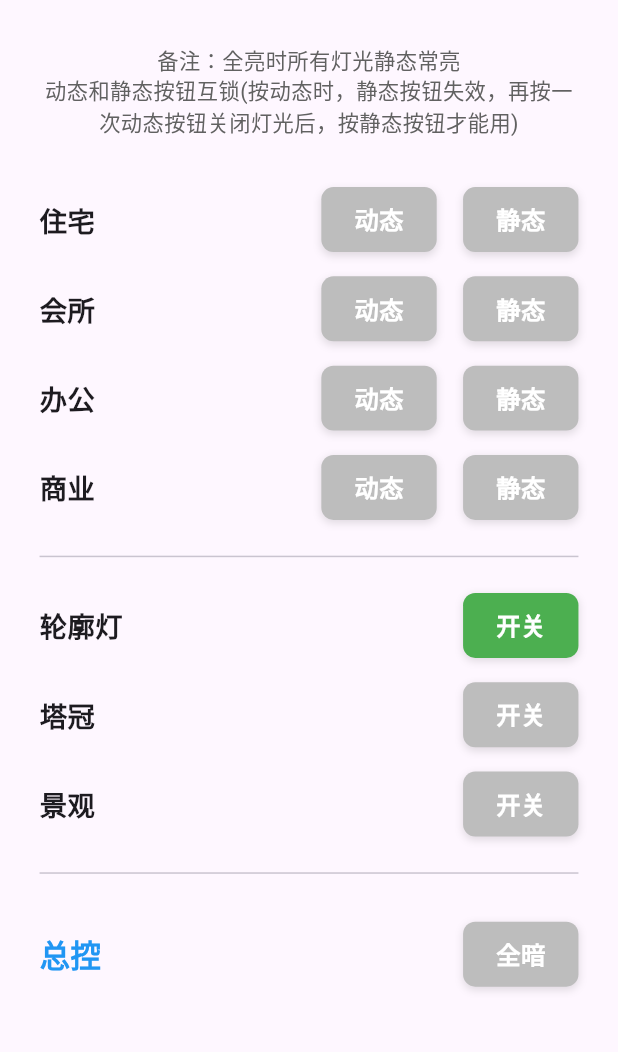
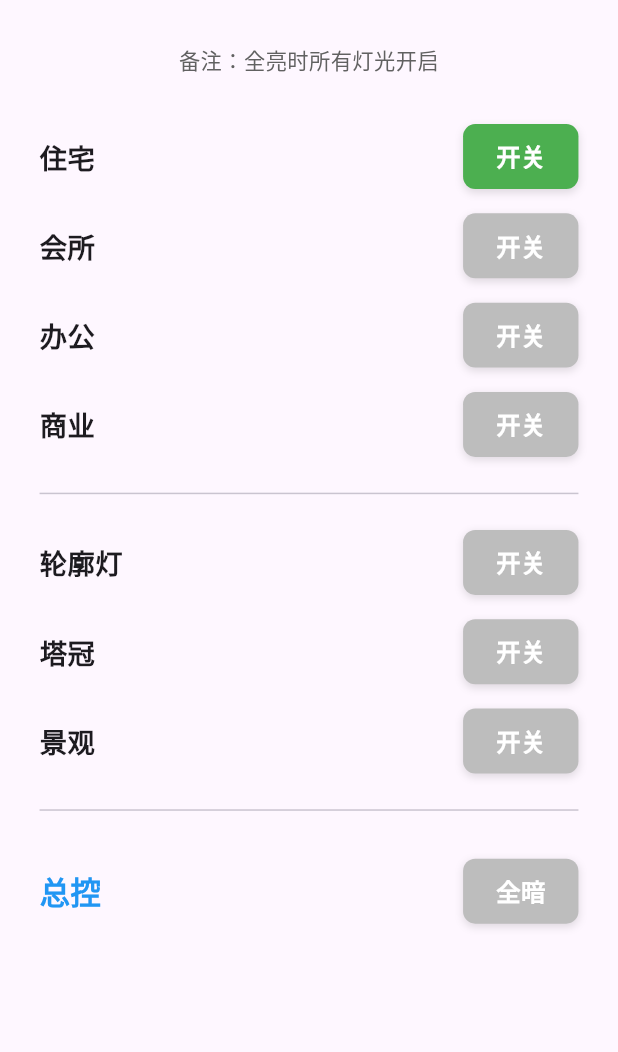
Before and after one commit to c3812600/Models_liupei, a Flutter app: the screen it shows after launch, after a tap on "开关", on a phone screen of 412 x 824 dp, the part 63-1115 px from its top. Run offline on Flutter 3.47's test engine with Material 3 defaults, Android fonts, the phone set to English and light mode, and no system bars; our stand-ins replace flutter_screenutil.

```diff
--- a/sand_table_control/lib/config/hex_config.dart
+++ b/sand_table_control/lib/config/hex_config.dart
@@ -2,7 +2,7 @@
 /// 用户可以在此修改各个按钮发送的指令内容
 class HexConfig {
   // IP 和端口配置
-  static const String serverIp = '192.168.10.1';
+  static const String serverIp = '192.168.18.119';
   static const int serverPort = 60001;
 
   // 心跳包配置（如果需要）
@@ -12,28 +12,20 @@ class HexConfig {
   // 建议将十六进制字符串格式统一为带空格的格式，如 "AA BB 01"
   static const Map<String, String> commands = {
     // ============ 住宅 ============
-    'residential_dynamic_on': 'AA 01 01 01',
-    'residential_dynamic_off': 'AA 01 01 00',
-    'residential_static_on': 'AA 01 02 01',
-    'residential_static_off': 'AA 01 02 00',
+    'residential_on': 'AA 01 01 01',
+    'residential_off': 'AA 01 01 00',
 
     // ============ 会所 ============
-    'clubhouse_dynamic_on': 'AA 02 01 01',
-    'clubhouse_dynamic_off': 'AA 02 01 00',
-    'clubhouse_static_on': 'AA 02 02 01',
-    'clubhouse_static_off': 'AA 02 02 00',
+    'clubhouse_on': 'AA 02 01 01',
+    'clubhouse_off': 'AA 02 01 00',
 
     // ============ 办公 ============
-    'office_dynamic_on': 'AA 03 01 01',
-    'office_dynamic_off': 'AA 03 01 00',
-    'office_static_on': 'AA 03 02 01',
-    'office_static_off': 'AA 03 02 00',
+    'office_on': 'AA 03 01 01',
+    'office_off': 'AA 03 01 00',
 
     // ============ 商业 ============
-    'commercial_dynamic_on': 'AA 04 01 01',
-    'commercial_dynamic_off': 'AA 04 01 00',
-    'commercial_static_on': 'AA 04 02 01',
-    'commercial_static_off': 'AA 04 02 00',
+    'commercial_on': 'AA 04 01 01',
+    'commercial_off': 'AA 04 01 00',
 
     // ============ 轮廓灯 ============
     'outline_light_on': 'AA 05 00 01',
--- a/sand_table_control/lib/providers/sand_table_provider.dart
+++ b/sand_table_control/lib/providers/sand_table_provider.dart
@@ -1,28 +1,16 @@
 import 'package:flutter/foundation.dart';
 import '../services/tcp_service.dart';
-
-/// 表示一个具有动态/静态互锁逻辑的控制行
-class DoubleSwitchState {
-  bool isDynamicOn;
-  bool isStaticOn;
-
-  DoubleSwitchState({this.isDynamicOn = false, this.isStaticOn = false});
-}
 
 /// 沙盘控制状态管理
 class SandTableProvider extends ChangeNotifier {
   final TcpService _tcpService;
 
-  // 各模块的状态 (动态和静态)
-  final Map<String, DoubleSwitchState> doubleSwitches = {
-    'residential': DoubleSwitchState(),
-    'clubhouse': DoubleSwitchState(),
-    'office': DoubleSwitchState(),
-    'commercial': DoubleSwitchState(),
-  };
-
-  // 单开关模块的状态
-  final Map<String, bool> singleSwitches = {
+  // 各模块的开关状态
+  final Map<String, bool> switches = {
+    'residential': false,
+    'clubhouse': false,
+    'office': false,
+    'commercial': false,
     'outline_light': false,
     'tower_crown': false,
     'landscape': false,
@@ -33,52 +21,14 @@ class SandTableProvider extends ChangeNotifier {
 
   SandTableProvider(this._tcpService);
 
-  /// 切换动态按钮状态
-  void toggleDynamic(String key) {
-    final state = doubleSwitches[key];
-    if (state == null) return;
+  /// 切换按钮状态
+  void toggleSwitch(String key) {
+    if (!switches.containsKey(key)) return;
 
-    // 如果静态已开启，动态是否失效？(根据"互锁"逻辑，互为失效)
-    if (state.isStaticOn) return;
-
-    state.isDynamicOn = !state.isDynamicOn;
+    switches[key] = !switches[key]!;
 
     // 发送对应指令
-    final commandKey = '${key}_dynamic_${state.isDynamicOn ? 'on' : 'off'}';
-    _tcpService.sendHexCommand(commandKey);
-
-    // 状态改变，如果全亮状态被破坏，则取消全亮标识
-    _checkAllOnState();
-    notifyListeners();
-  }
-
-  /// 切换静态按钮状态
-  void toggleStatic(String key) {
-    final state = doubleSwitches[key];
-    if (state == null) return;
-
-    // 根据需求：按动态时静态按钮失效
-    if (state.isDynamicOn) return;
-
-    state.isStaticOn = !state.isStaticOn;
-
-    // 发送对应指令
-    final commandKey = '${key}_static_${state.isStaticOn ? 'on' : 'off'}';
-    _tcpService.sendHexCommand(commandKey);
-
-    // 状态改变，如果全亮状态被破坏，则取消全亮标识
-    _checkAllOnState();
-    notifyListeners();
-  }
-
-  /// 切换单开关按钮状态
-  void toggleSingle(String key) {
-    if (!singleSwitches.containsKey(key)) return;
-
-    singleSwitches[key] = !singleSwitches[key]!;
-
-    // 发送对应指令
-    final commandKey = '${key}_${singleSwitches[key]! ? 'on' : 'off'}';
+    final commandKey = '${key}_${switches[key]! ? 'on' : 'off'}';
     _tcpService.sendHexCommand(commandKey);
 
     // 状态改变，如果全亮状态被破坏，则取消全亮标识
@@ -91,25 +41,16 @@ class SandTableProvider extends ChangeNotifier {
     isAllOn = !isAllOn;
 
     if (isAllOn) {
-      // 备注：全亮时所有灯光静态常亮
-      // 更新所有 UI 状态为静态开启，动态关闭，单开关全开
-      doubleSwitches.forEach((key, state) {
-        state.isDynamicOn = false;
-        state.isStaticOn = true;
-      });
-      singleSwitches.forEach((key, value) {
-        singleSwitches[key] = true;
+      // 备注：全亮时所有灯光开启
+      switches.forEach((key, value) {
+        switches[key] = true;
       });
 
       _tcpService.sendHexCommand('main_all_on');
     } else {
       // 全暗
-      doubleSwitches.forEach((key, state) {
-        state.isDynamicOn = false;
-        state.isStaticOn = false;
-      });
-      singleSwitches.forEach((key, value) {
-        singleSwitches[key] = false;
+      switches.forEach((key, value) {
+        switches[key] = false;
       });
 
       _tcpService.sendHexCommand('main_all_off');
@@ -118,24 +59,16 @@ class SandTableProvider extends ChangeNotifier {
     notifyListeners();
   }
 
-  /// 检查是否所有灯光都处于“静态常亮”+ 单开关全开，如果是，则自动勾选总控
+  /// 检查是否所有灯光都处于开启，如果是，则自动勾选总控
   void _checkAllOnState() {
-    bool allStaticOn = true;
-    for (var state in doubleSwitches.values) {
-      if (!state.isStaticOn || state.isDynamicOn) {
-        allStaticOn = false;
+    bool allOn = true;
+    for (var isOn in switches.values) {
+      if (!isOn) {
+        allOn = false;
         break;
       }
     }
 
-    bool allSingleOn = true;
-    for (var isOn in singleSwitches.values) {
-      if (!isOn) {
-        allSingleOn = false;
-        break;
-      }
-    }
-
-    isAllOn = (allStaticOn && allSingleOn);
+    isAllOn = allOn;
   }
 }
--- a/sand_table_control/lib/ui/home_page.dart
+++ b/sand_table_control/lib/ui/home_page.dart
@@ -25,7 +25,7 @@ class HomePage extends StatelessWidget {
             children: [
               // 顶部提示
               Text(
-                '备注：全亮时所有灯光静态常亮\n动态和静态按钮互锁(按动态时，静态按钮失效，再按一次动态按钮关闭灯光后，按静态按钮才能用)',
+                '备注：全亮时所有灯光开启',
                 style: TextStyle(fontSize: 14.sp, color: Colors.grey[700]),
                 textAlign: TextAlign.center,
               ),
@@ -35,10 +35,10 @@ class HomePage extends StatelessWidget {
               Expanded(
                 child: ListView(
                   children: [
-                    _buildDoubleControlRow(context, '住宅', 'residential'),
-                    _buildDoubleControlRow(context, '会所', 'clubhouse'),
-                    _buildDoubleControlRow(context, '办公', 'office'),
-                    _buildDoubleControlRow(context, '商业', 'commercial'),
+                    _buildSingleControlRow(context, '住宅', 'residential'),
+                    _buildSingleControlRow(context, '会所', 'clubhouse'),
+                    _buildSingleControlRow(context, '办公', 'office'),
+                    _buildSingleControlRow(context, '商业', 'commercial'),
 
                     Divider(height: 32.h),
 
@@ -101,47 +101,6 @@ class HomePage extends StatelessWidget {
     );
   }
 
-  /// 构建带有动态/静态互锁的控制行
-  Widget _buildDoubleControlRow(BuildContext context, String title, String key) {
-    return Padding(
-      padding: EdgeInsets.symmetric(vertical: 8.h),
-      child: Row(
-        mainAxisAlignment: MainAxisAlignment.spaceBetween,
-        children: [
-          Text(title, style: TextStyle(fontSize: 18.sp, fontWeight: FontWeight.bold)),
-          Consumer<SandTableProvider>(
-            builder: (context, provider, child) {
-              final state = provider.doubleSwitches[key];
-              if (state == null) return const SizedBox.shrink();
-
-              // 互锁逻辑
-              final isDynamicDisabled = state.isStaticOn;
-              final isStaticDisabled = state.isDynamicOn;
-
-              return Row(
-                children: [
-                  _CustomSwitch(
-                    label: '动态',
-                    value: state.isDynamicOn,
-                    isDisabled: isDynamicDisabled,
-                    onChanged: (val) => provider.toggleDynamic(key),
-                  ),
-                  SizedBox(width: 16.w),
-                  _CustomSwitch(
-                    label: '静态',
-                    value: state.isStaticOn,
-                    isDisabled: isStaticDisabled,
-                    onChanged: (val) => provider.toggleStatic(key),
-                  ),
-                ],
-              );
-            },
-          ),
-        ],
-      ),
-    );
-  }
-
   /// 构建单开关控制行
   Widget _buildSingleControlRow(BuildContext context, String title, String key) {
     return Padding(
@@ -152,11 +111,11 @@ class HomePage extends StatelessWidget {
           Text(title, style: TextStyle(fontSize: 18.sp, fontWeight: FontWeight.bold)),
           Consumer<SandTableProvider>(
             builder: (context, provider, child) {
-              final value = provider.singleSwitches[key] ?? false;
+              final value = provider.switches[key] ?? false;
               return _CustomSwitch(
                 label: '开关',
                 value: value,
-                onChanged: (val) => provider.toggleSingle(key),
+                onChanged: (val) => provider.toggleSwitch(key),
               );
             },
           ),
```
